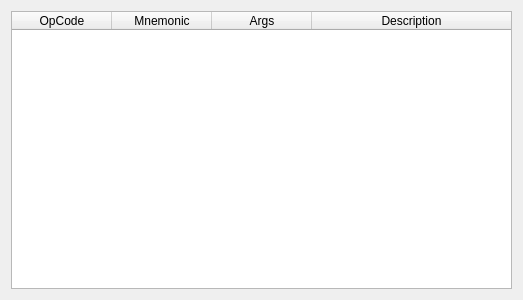
PROPHESSOR/ProHex, file Assembler/assembler.ui: the form before one commit.
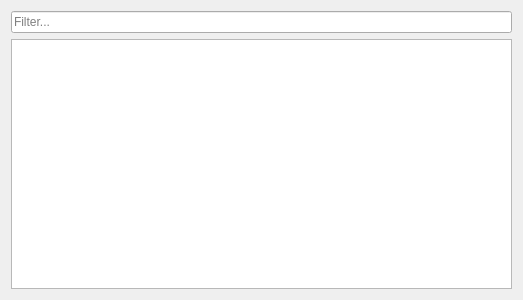
The form after the commit.

Commit message: Добавлен базовый справочник x86 assembler

Diff of the .ui file:
```diff
--- a/Assembler/assembler.ui
+++ b/Assembler/assembler.ui
@@ -18,44 +18,18 @@
     <enum>QLayout::SetDefaultConstraint</enum>
    </property>
    <item row="0" column="0">
-    <widget class="QTableWidget" name="tableWidget">
-     <property name="columnCount">
-      <number>4</number>
+    <widget class="QLineEdit" name="filterInput">
+     <property name="text">
+      <string/>
      </property>
-     <attribute name="horizontalHeaderCascadingSectionResizes">
-      <bool>true</bool>
-     </attribute>
-     <attribute name="horizontalHeaderShowSortIndicator" stdset="0">
-      <bool>false</bool>
-     </attribute>
-     <attribute name="horizontalHeaderStretchLastSection">
-      <bool>true</bool>
-     </attribute>
-     <attribute name="verticalHeaderCascadingSectionResizes">
-      <bool>false</bool>
-     </attribute>
-     <column>
-      <property name="text">
-       <string>OpCode</string>
-      </property>
-     </column>
-     <column>
-      <property name="text">
-       <string>Mnemonic</string>
-      </property>
-     </column>
-     <column>
-      <property name="text">
-       <string>Args</string>
-      </property>
-     </column>
-     <column>
-      <property name="text">
-       <string>Description</string>
-      </property>
-     </column>
+     <property name="placeholderText">
+      <string>Filter...</string>
+     </property>
     </widget>
    </item>
+   <item row="1" column="0">
+    <widget class="QListWidget" name="listWidget"/>
+   </item>
   </layout>
  </widget>
  <resources/>
```
The commit also changes 4 other files.
